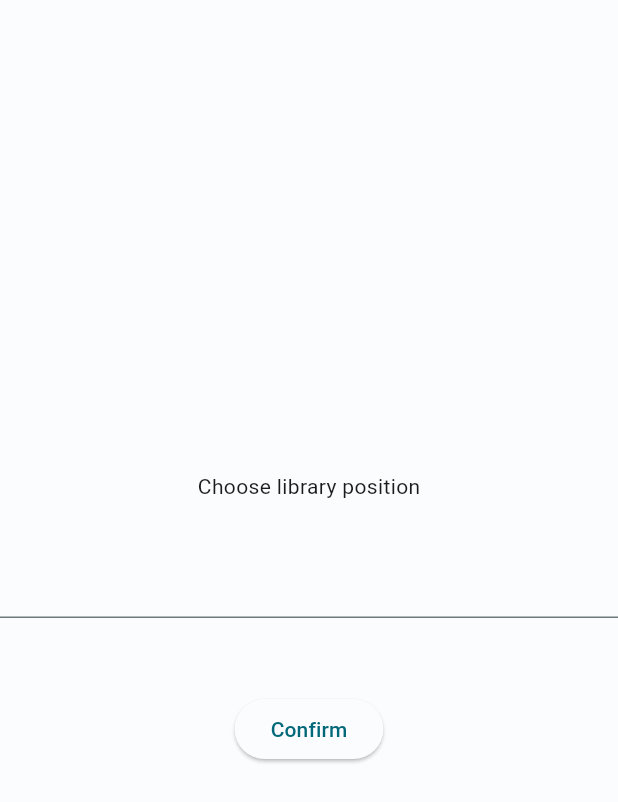
After one commit to Jurgen-Alla/my-librarian-old-, a Flutter app: the InitializeLibraryPage screen opened directly, on a phone screen of 412 x 824 dp. The commit adds this screen. Shown: the top 802 px of the screen. Run offline on Flutter 3.47's test engine with Material 2 defaults, Android fonts, the phone set to English and light mode, and no system bars; our stand-ins replace flutter_riverpod, go_router; missing offline and left inert: window_manager.

Commit message:
Added initialize library page and Riverpod Wrapped goRouter instance in provider

```diff
--- a/lib/app.dart
+++ b/lib/app.dart
@@ -1,17 +1,20 @@
 import 'package:flutter/material.dart';
+import 'package:flutter_riverpod/flutter_riverpod.dart';
+import 'package:go_router/go_router.dart';
 import 'package:my_librarian/constants/color_schemes.g.dart';
 import 'package:my_librarian/routing/go_router.dart';
 
-class App extends StatelessWidget {
+class App extends ConsumerWidget {
   const App({super.key});
 
   @override
-  Widget build(BuildContext context) {
+  Widget build(BuildContext context, WidgetRef ref) {
     const String appTitle = 'MyLibrarian';
+    final GoRouter goRouter = ref.watch(goRouterProvider);
 
     return MaterialApp.router(
       debugShowCheckedModeBanner: false,
-      routerConfig: router,
+      routerConfig: goRouter,
       title: appTitle,
       theme: ThemeData(colorScheme: lightColorScheme, useMaterial3: true),
       darkTheme: ThemeData(colorScheme: darkColorScheme, useMaterial3: true),
--- a/lib/main.dart
+++ b/lib/main.dart
@@ -1,10 +1,11 @@
 import 'package:flutter/material.dart';
+import 'package:flutter_riverpod/flutter_riverpod.dart';
 import 'package:my_librarian/app.dart';
 import 'package:window_manager/window_manager.dart';
 
 Future<void> main() async {
   await getAppWindow();
-  runApp(const App());
+  runApp(const ProviderScope(child: App()));
 }
 
 Future<void> ensureInitialized() async {
--- /dev/null
+++ b/lib/presentation/initialize_library/pages/initialize_library_page.dart
@@ -0,0 +1,17 @@
+import 'package:flutter/material.dart';
+import 'package:my_librarian/presentation/initialize_library/widgets/library_path_section.dart';
+import 'package:my_librarian/presentation/initialize_library/widgets/submit_prefereces_button.dart';
+
+class InitializeLibraryPage extends StatelessWidget {
+  const InitializeLibraryPage({super.key});
+
+  @override
+  Widget build(BuildContext context) => Scaffold(
+          body: Column(
+        mainAxisAlignment: MainAxisAlignment.center,
+        children: const <Widget>[
+          LibraryPathSection(),
+          SubmitPreferencesButton(),
+        ],
+      ));
+}
--- /dev/null
+++ b/lib/presentation/initialize_library/widgets/library_path_section.dart
@@ -0,0 +1,22 @@
+import 'package:flutter/material.dart';
+import 'package:my_librarian/presentation/initialize_library/widgets/section_textfield.dart';
+import 'package:my_librarian/presentation/initialize_library/widgets/section_title.dart';
+
+class LibraryPathSection extends StatelessWidget {
+  const LibraryPathSection({super.key});
+
+  @override
+  Widget build(BuildContext context) {
+    const String sectionTitle = 'Choose library position';
+
+    return Column(
+      mainAxisAlignment: MainAxisAlignment.center,
+      children: const <Widget>[
+        SectionTitle(sectionTitle: sectionTitle),
+        SizedBox(height: 30),
+        SectionTextField(),
+        SizedBox(height: 50),
+      ],
+    );
+  }
+}
--- /dev/null
+++ b/lib/presentation/initialize_library/widgets/section_textfield.dart
@@ -0,0 +1,8 @@
+import 'package:flutter/material.dart';
+
+class SectionTextField extends StatelessWidget {
+  const SectionTextField({super.key});
+
+  @override
+  Widget build(BuildContext context) => TextFormField();
+}
--- /dev/null
+++ b/lib/presentation/initialize_library/widgets/section_title.dart
@@ -0,0 +1,9 @@
+import 'package:flutter/material.dart';
+
+class SectionTitle extends StatelessWidget {
+  const SectionTitle({required this.sectionTitle, super.key});
+  final String sectionTitle;
+
+  @override
+  Widget build(BuildContext context) => Text(sectionTitle);
+}
--- /dev/null
+++ b/lib/presentation/initialize_library/widgets/submit_prefereces_button.dart
@@ -0,0 +1,15 @@
+import 'package:flutter/material.dart';
+
+class SubmitPreferencesButton extends StatelessWidget {
+  const SubmitPreferencesButton({super.key});
+
+  @override
+  Widget build(BuildContext context) {
+    const String buttonTitle = 'Confirm';
+
+    return ElevatedButton(
+      onPressed: () {},
+      child: const Text(buttonTitle),
+    );
+  }
+}
--- a/lib/routing/go_router.dart
+++ b/lib/routing/go_router.dart
@@ -1,8 +1,9 @@
 import 'package:flutter/material.dart';
+import 'package:flutter_riverpod/flutter_riverpod.dart';
 import 'package:go_router/go_router.dart';
-import 'package:my_librarian/presentation/welcome/welcome_page.dart';
+import 'package:my_librarian/presentation/welcome/pages/welcome_page.dart';
 
-final GoRouter router = GoRouter(
+final GoRouter _router = GoRouter(
   initialLocation: '/',
   routes: <RouteBase>[
     GoRoute(
@@ -12,3 +13,7 @@ final GoRouter router = GoRouter(
     ),
   ],
 );
+
+final Provider<GoRouter> goRouterProvider = Provider<GoRouter>(createProvider);
+
+GoRouter createProvider(ProviderRef<GoRouter> ref) => _router;
--- a/pubspec.yaml
+++ b/pubspec.yaml
@@ -27,6 +27,7 @@ dependencies:
   cupertino_icons: ^1.0.2
   flutter:
     sdk: flutter
+  flutter_riverpod: ^2.3.6
   go_router: ^10.0.0
   window_manager: ^0.3.5
 
```
Also changed, not shown: lib/presentation/welcome/controllers/welcome_controller.dart (added, +9 -0 lines), lib/presentation/welcome/pages/welcome_page.dart (renamed from lib/presentation/welcome/welcome_page.dart, +1 -6 lines), pubspec.lock, 2 other files.
